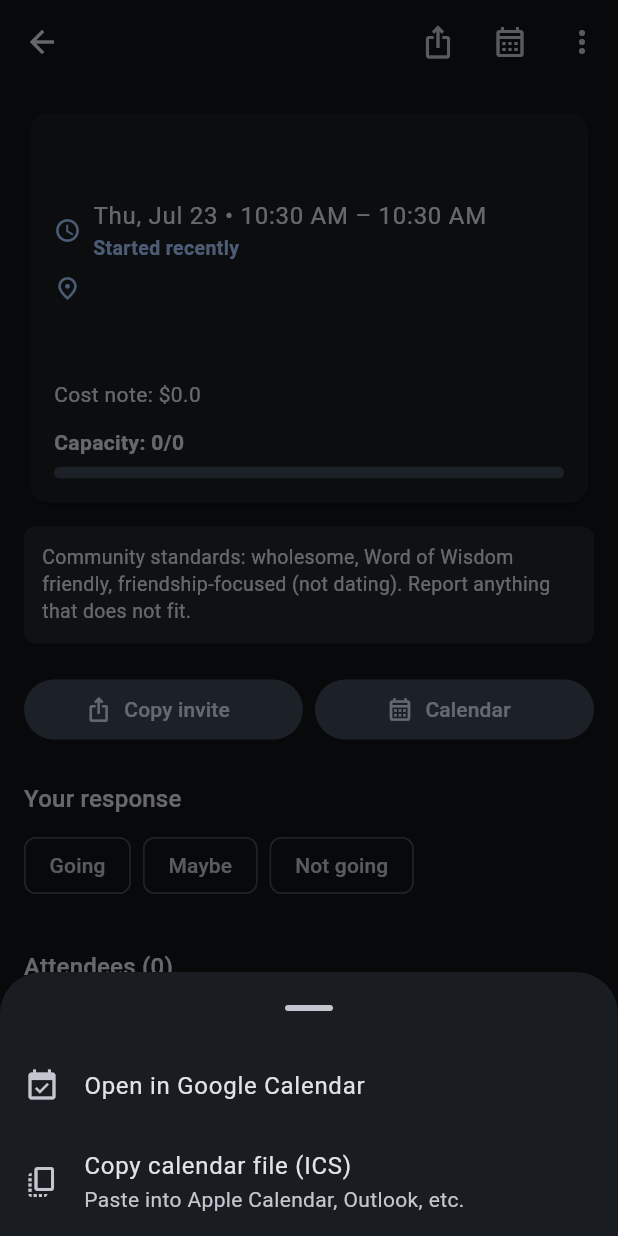
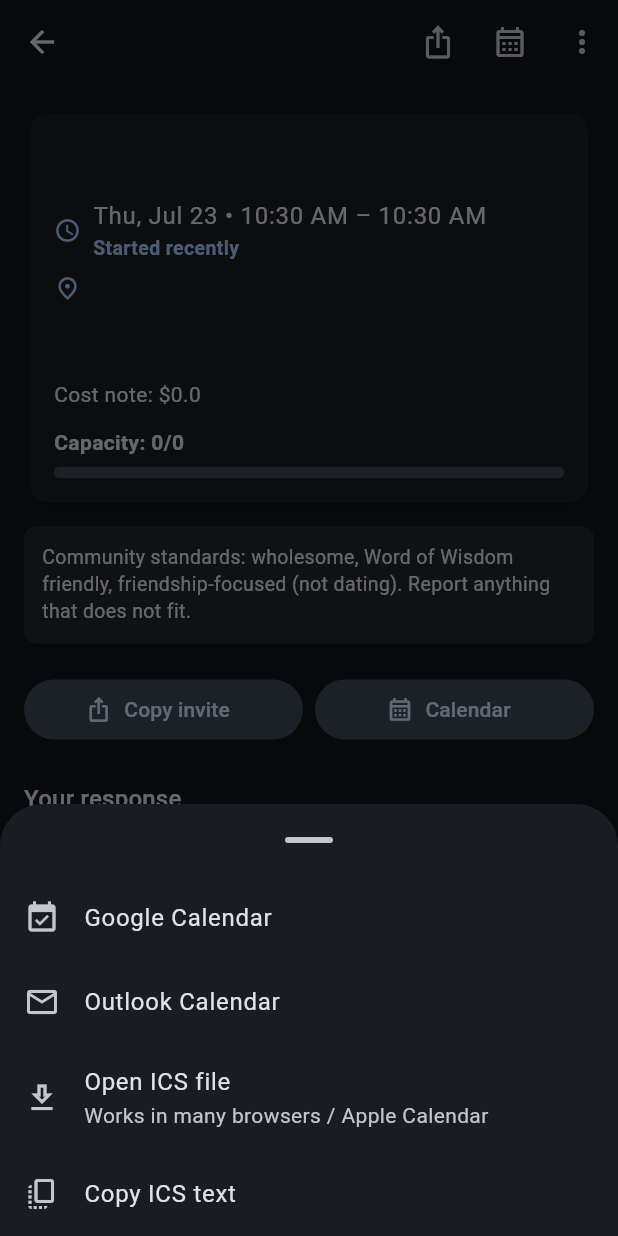
Before and after one commit to divisCorp/TheGathering, a Flutter app: the EventDetailScreen screen opened directly with empty values, after a tap on "Calendar", on a phone screen of 412 x 824 dp. Run offline on Flutter 3.47's test engine with Material 3 defaults, Android fonts, the phone set to English and light mode, and no system bars; our stand-ins replace flutter_dotenv, flutter_map, flutter_riverpod, geolocator, go_router, image_picker and 4 more; accounts and stored records are empty; network calls fail.

Commit message:
feat: Outlook/ICS calendar options and My Activities tab refresh
Expand calendar sheet with Outlook and ICS open, refresh My Activities
when returning to the tab, and document autonomous shipping status.

```diff
--- a/lib/providers/app_ui_provider.dart
+++ b/lib/providers/app_ui_provider.dart
@@ -2,3 +2,6 @@
 
 /// Increment to ask Discover to reload (e.g. after hosting or switching tabs).
 final discoverRefreshTickProvider = StateProvider<int>((ref) => 0);
+
+/// Increment to reload My Activities when returning to that tab.
+final activitiesRefreshTickProvider = StateProvider<int>((ref) => 0);
--- a/lib/screens/event_detail_screen.dart
+++ b/lib/screens/event_detail_screen.dart
@@ -196,13 +196,23 @@
           children: [
             ListTile(
               leading: const Icon(Icons.event_available),
-              title: const Text('Open in Google Calendar'),
+              title: const Text('Google Calendar'),
               onTap: () => Navigator.pop(ctx, 'google'),
             ),
             ListTile(
+              leading: const Icon(Icons.mail_outline),
+              title: const Text('Outlook Calendar'),
+              onTap: () => Navigator.pop(ctx, 'outlook'),
+            ),
+            ListTile(
+              leading: const Icon(Icons.download_outlined),
+              title: const Text('Open ICS file'),
+              subtitle: const Text('Works in many browsers / Apple Calendar'),
+              onTap: () => Navigator.pop(ctx, 'ics_open'),
+            ),
+            ListTile(
               leading: const Icon(Icons.copy_all),
-              title: const Text('Copy calendar file (ICS)'),
-              subtitle: const Text('Paste into Apple Calendar, Outlook, etc.'),
+              title: const Text('Copy ICS text'),
               onTap: () => Navigator.pop(ctx, 'ics'),
             ),
           ],
@@ -220,13 +230,32 @@
           const SnackBar(content: Text('Could not open Google Calendar.')),
         );
       }
+    } else if (action == 'outlook') {
+      final ok = await CalendarService.openOutlookCalendar(_event);
+      if (!mounted) return;
+      if (!ok) {
+        ScaffoldMessenger.of(context).showSnackBar(
+          const SnackBar(content: Text('Could not open Outlook Calendar.')),
+        );
+      }
+    } else if (action == 'ics_open') {
+      final ok = await CalendarService.openIcsDataUri(_event);
+      if (!mounted) return;
+      if (!ok) {
+        final ics = CalendarService.toIcs(_event);
+        await Clipboard.setData(ClipboardData(text: ics));
+        if (!mounted) return;
+        ScaffoldMessenger.of(context).showSnackBar(
+          const SnackBar(content: Text('Could not open ICS — copied text instead.')),
+        );
+      }
     } else if (action == 'ics') {
       final ics = CalendarService.toIcs(_event);
       await Clipboard.setData(ClipboardData(text: ics));
       if (!mounted) return;
       ScaffoldMessenger.of(context).showSnackBar(
         const SnackBar(
-          content: Text('ICS copied. Create a .ics file or import into your calendar app.'),
+          content: Text('ICS copied. Import into your calendar app.'),
           duration: Duration(seconds: 5),
         ),
       );
--- a/lib/screens/main_shell.dart
+++ b/lib/screens/main_shell.dart
@@ -61,9 +61,11 @@
 
   void _onTab(int index) {
     setState(() => _currentIndex = index);
-    // Returning to Discover should pick up new events/RSVPs.
+    // Returning to a tab should pick up fresh data.
     if (index == 0) {
       ref.read(discoverRefreshTickProvider.notifier).state++;
+    } else if (index == 2) {
+      ref.read(activitiesRefreshTickProvider.notifier).state++;
     }
   }
 
```
Also changed, not shown: lib/screens/my_activities_screen.dart (+9 -3 lines), lib/services/calendar_service.dart (+47 -1 lines), 1 other file.
